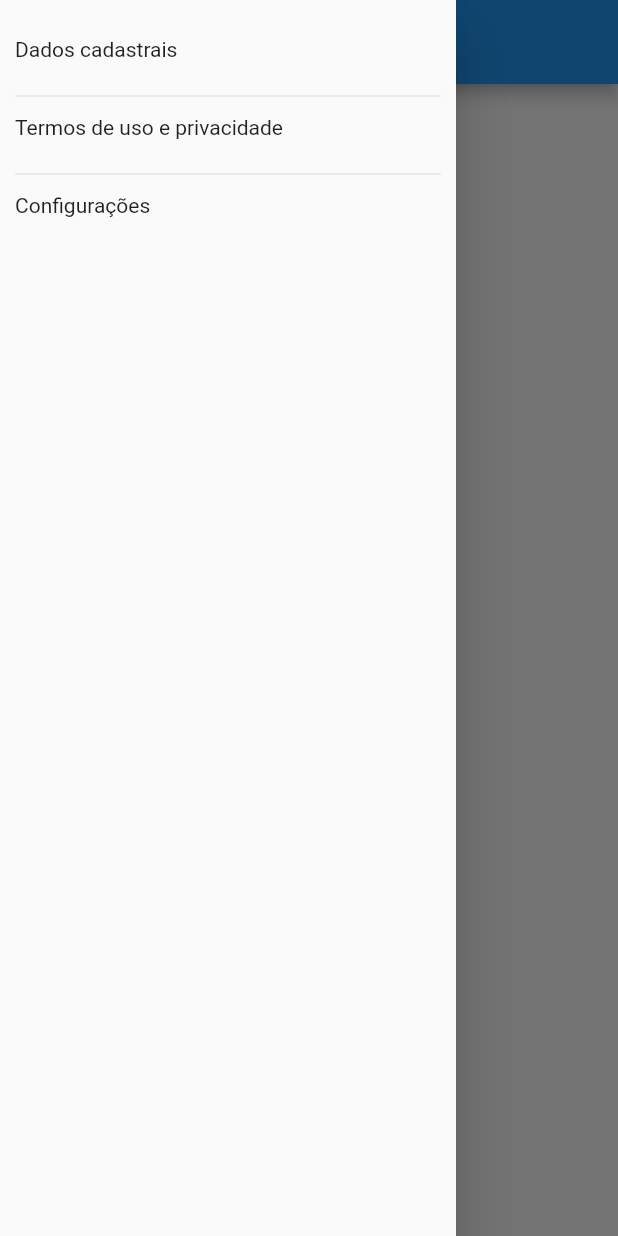
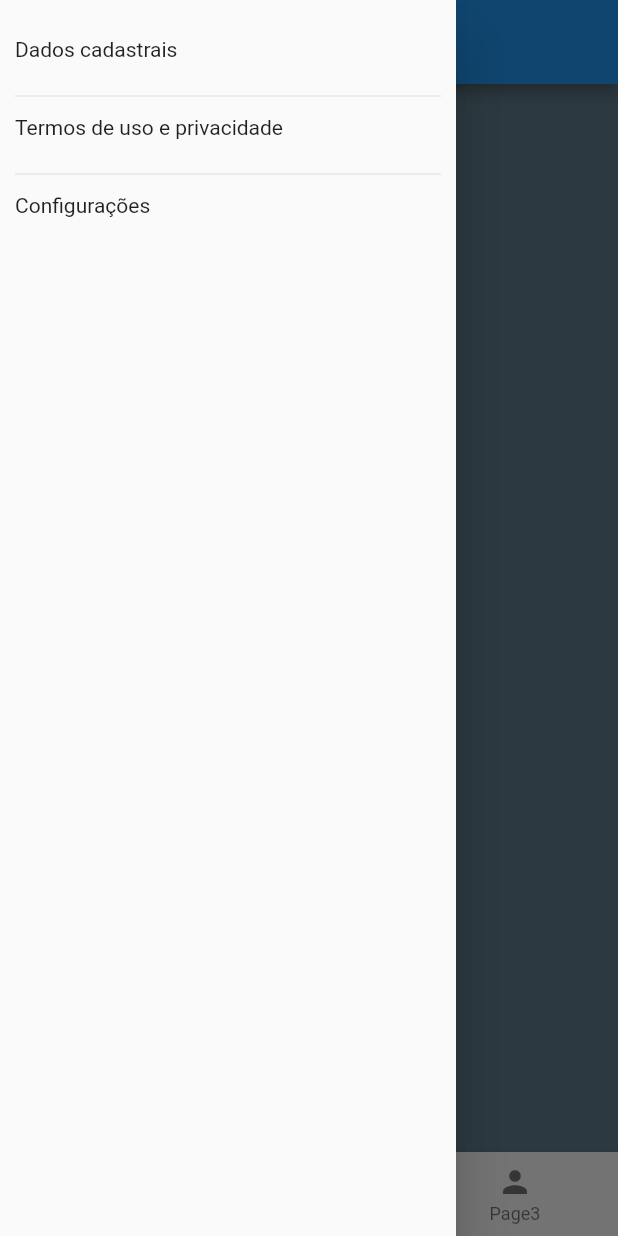
Before and after one commit to Fefefx/trilha-flutter, a Flutter app: the MainPage screen opened directly, with the side drawer open, on a phone screen of 412 x 824 dp. Run offline on Flutter 3.47's test engine with Material 2 defaults, Android fonts, the phone set to English and light mode, and no system bars; our stand-ins replace google_fonts; network calls fail.

```diff
--- a/lib/pages/main_page.dart
+++ b/lib/pages/main_page.dart
@@ -1,4 +1,7 @@
 import 'package:flutter/material.dart';
+import 'package:trilhaapp/pages/page1.dart';
+import 'package:trilhaapp/pages/page2.dart';
+import 'package:trilhaapp/pages/page3.dart';
 import 'package:trilhaapp/pages/registration_data.dart';
 
 class MainPage extends StatefulWidget {
@@ -9,6 +12,9 @@ class MainPage extends StatefulWidget {
 }
 
 class _MainPageState extends State<MainPage> {
+  PageController controller = PageController(initialPage: 0);
+  int pagePosition = 0;
+
   @override
   Widget build(BuildContext context) {
     return SafeArea(
@@ -62,6 +68,35 @@ class _MainPageState extends State<MainPage> {
             ),
           ),
         ),
+        body: Column(
+          children: [
+            Expanded(
+              child: PageView(
+                // scrollDirection: Axis.vertical,
+                controller: controller,
+                onPageChanged: (value) {
+                  setState(() {
+                    pagePosition = value;
+                  });
+                },
+                children: const [Page1(), Page2(), Page3()],
+              ),
+            ),
+            BottomNavigationBar(
+                currentIndex: pagePosition,
+                onTap: (value) {
+                  controller.jumpToPage(value);
+                },
+                items: const [
+                  BottomNavigationBarItem(
+                      label: 'Page1', icon: Icon(Icons.home)),
+                  BottomNavigationBarItem(
+                      label: 'Page2', icon: Icon(Icons.add)),
+                  BottomNavigationBarItem(
+                      label: 'Page3', icon: Icon(Icons.person)),
+                ]),
+          ],
+        ),
       ),
     );
   }
--- /dev/null
+++ b/lib/pages/page1.dart
@@ -0,0 +1,17 @@
+import 'package:flutter/material.dart';
+
+class Page1 extends StatefulWidget {
+  const Page1({super.key});
+
+  @override
+  State<Page1> createState() => _Page1State();
+}
+
+class _Page1State extends State<Page1> {
+  @override
+  Widget build(BuildContext context) {
+    return Container(
+      color: Colors.blueGrey,
+    );
+  }
+}
--- /dev/null
+++ b/lib/pages/page2.dart
@@ -0,0 +1,17 @@
+import 'package:flutter/material.dart';
+
+class Page2 extends StatefulWidget {
+  const Page2({super.key});
+
+  @override
+  State<Page2> createState() => _Page2State();
+}
+
+class _Page2State extends State<Page2> {
+  @override
+  Widget build(BuildContext context) {
+    return Container(
+      color: Colors.amberAccent,
+    );
+  }
+}
--- /dev/null
+++ b/lib/pages/page3.dart
@@ -0,0 +1,17 @@
+import 'package:flutter/material.dart';
+
+class Page3 extends StatefulWidget {
+  const Page3({super.key});
+
+  @override
+  State<Page3> createState() => _Page3State();
+}
+
+class _Page3State extends State<Page3> {
+  @override
+  Widget build(BuildContext context) {
+    return Container(
+      color: Colors.deepOrange,
+    );
+  }
+}
```
